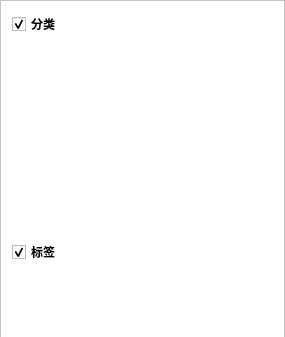
shine5402/VoicebankManager, file VoiceBankUtils/categoriesandlabelslistwidget.ui: the form before one commit; both pictures show x 0 to 285 and y 0 to 337 of the 285 by 540 pixel window.
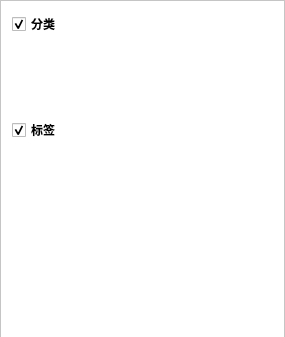
The form after the commit. Custom widgets are drawn as their Qt base class.

The edit to the form file:
```diff
--- a/VoiceBankUtils/categoriesandlabelslistwidget.ui
+++ b/VoiceBankUtils/categoriesandlabelslistwidget.ui
@@ -130,12 +130,18 @@
             <property name="contextMenuPolicy">
              <enum>Qt::CustomContextMenu</enum>
             </property>
+            <property name="styleSheet">
+             <string notr="true"/>
+            </property>
             <property name="frameShape">
              <enum>QFrame::NoFrame</enum>
             </property>
             <property name="verticalScrollBarPolicy">
              <enum>Qt::ScrollBarAlwaysOff</enum>
             </property>
+            <property name="sizeAdjustPolicy">
+             <enum>QAbstractScrollArea::AdjustToContents</enum>
+            </property>
             <property name="selectionMode">
              <enum>QAbstractItemView::ExtendedSelection</enum>
             </property>
@@ -171,12 +177,18 @@
             <property name="contextMenuPolicy">
              <enum>Qt::CustomContextMenu</enum>
             </property>
+            <property name="styleSheet">
+             <string notr="true"/>
+            </property>
             <property name="frameShape">
              <enum>QFrame::NoFrame</enum>
             </property>
             <property name="verticalScrollBarPolicy">
              <enum>Qt::ScrollBarAlwaysOff</enum>
             </property>
+            <property name="sizeAdjustPolicy">
+             <enum>QAbstractScrollArea::AdjustToContents</enum>
+            </property>
             <property name="selectionMode">
              <enum>QAbstractItemView::ExtendedSelection</enum>
             </property>
```
Left out of the diff: 6 changed lines with no effect on the pictures.
